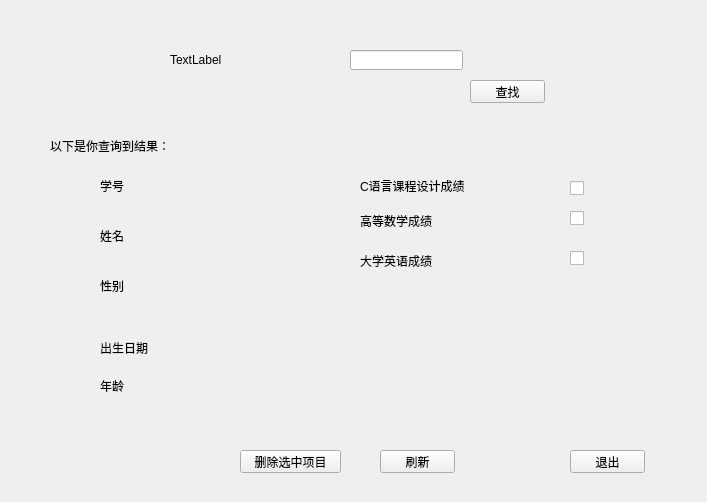
doublezhuang101/GuiApplication, file GuiApplication/DeletePage.ui: the form before one commit.
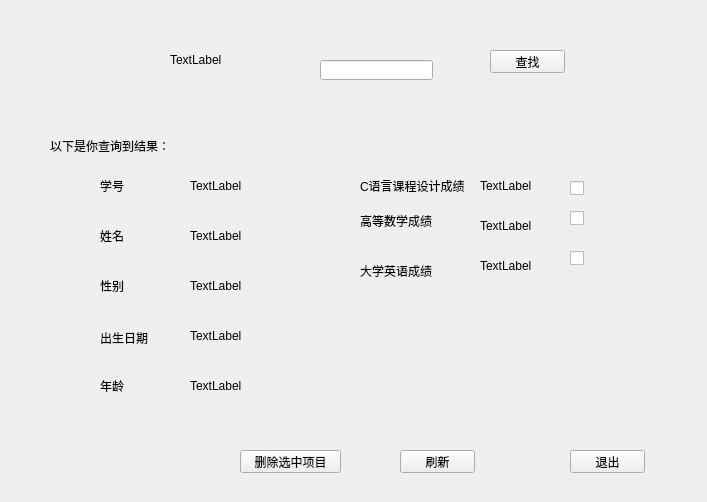
The form after the commit.

```diff
--- a/GuiApplication/DeletePage.ui
+++ b/GuiApplication/DeletePage.ui
@@ -29,8 +29,8 @@
   <widget class="QLineEdit" name="lineEdit">
    <property name="geometry">
     <rect>
-     <x>350</x>
-     <y>50</y>
+     <x>320</x>
+     <y>60</y>
      <width>113</width>
      <height>20</height>
     </rect>
@@ -92,7 +92,7 @@
    <property name="geometry">
     <rect>
      <x>100</x>
-     <y>340</y>
+     <y>330</y>
      <width>81</width>
      <height>16</height>
     </rect>
@@ -165,7 +165,7 @@
    <property name="geometry">
     <rect>
      <x>360</x>
-     <y>240</y>
+     <y>250</y>
      <width>101</width>
      <height>41</height>
     </rect>
@@ -177,8 +177,8 @@
   <widget class="QPushButton" name="pushButton">
    <property name="geometry">
     <rect>
-     <x>470</x>
-     <y>80</y>
+     <x>490</x>
+     <y>50</y>
      <width>75</width>
      <height>23</height>
     </rect>
@@ -216,7 +216,7 @@
   <widget class="QPushButton" name="pushButton_4">
    <property name="geometry">
     <rect>
-     <x>380</x>
+     <x>400</x>
      <y>450</y>
      <width>75</width>
      <height>23</height>
@@ -265,6 +265,110 @@
     <string/>
    </property>
   </widget>
+  <widget class="QLabel" name="label_11">
+   <property name="geometry">
+    <rect>
+     <x>190</x>
+     <y>170</y>
+     <width>91</width>
+     <height>31</height>
+    </rect>
+   </property>
+   <property name="text">
+    <string>TextLabel</string>
+   </property>
+  </widget>
+  <widget class="QLabel" name="label_12">
+   <property name="geometry">
+    <rect>
+     <x>190</x>
+     <y>230</y>
+     <width>54</width>
+     <height>12</height>
+    </rect>
+   </property>
+   <property name="text">
+    <string>TextLabel</string>
+   </property>
+  </widget>
+  <widget class="QLabel" name="label_13">
+   <property name="geometry">
+    <rect>
+     <x>190</x>
+     <y>280</y>
+     <width>54</width>
+     <height>12</height>
+    </rect>
+   </property>
+   <property name="text">
+    <string>TextLabel</string>
+   </property>
+  </widget>
+  <widget class="QLabel" name="label_14">
+   <property name="geometry">
+    <rect>
+     <x>190</x>
+     <y>330</y>
+     <width>54</width>
+     <height>12</height>
+    </rect>
+   </property>
+   <property name="text">
+    <string>TextLabel</string>
+   </property>
+  </widget>
+  <widget class="QLabel" name="label_15">
+   <property name="geometry">
+    <rect>
+     <x>190</x>
+     <y>380</y>
+     <width>54</width>
+     <height>12</height>
+    </rect>
+   </property>
+   <property name="text">
+    <string>TextLabel</string>
+   </property>
+  </widget>
+  <widget class="QLabel" name="label_16">
+   <property name="geometry">
+    <rect>
+     <x>480</x>
+     <y>180</y>
+     <width>54</width>
+     <height>12</height>
+    </rect>
+   </property>
+   <property name="text">
+    <string>TextLabel</string>
+   </property>
+  </widget>
+  <widget class="QLabel" name="label_17">
+   <property name="geometry">
+    <rect>
+     <x>480</x>
+     <y>220</y>
+     <width>54</width>
+     <height>12</height>
+    </rect>
+   </property>
+   <property name="text">
+    <string>TextLabel</string>
+   </property>
+  </widget>
+  <widget class="QLabel" name="label_18">
+   <property name="geometry">
+    <rect>
+     <x>480</x>
+     <y>260</y>
+     <width>54</width>
+     <height>12</height>
+    </rect>
+   </property>
+   <property name="text">
+    <string>TextLabel</string>
+   </property>
+  </widget>
  </widget>
  <layoutdefault spacing="6" margin="11"/>
  <resources/>
```
Left out of the diff: 2 changed lines with no effect on the pictures.
